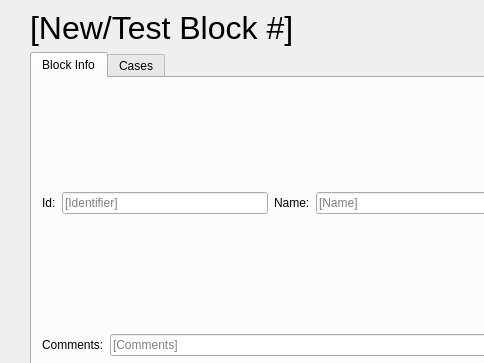
Qt form src/uat_tool/presentation/views/ui/form_block.ui (vazmasero/UAT-Tool) before a commit; both pictures show x 0 to 484 and y 0 to 363 of the 717 by 511 pixel window.
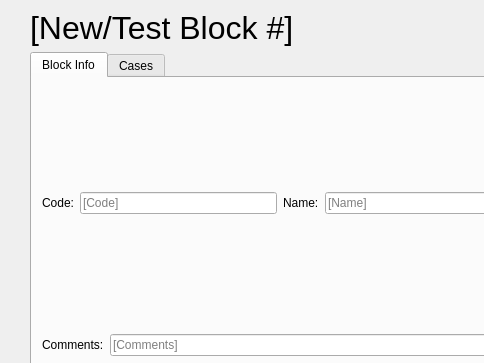
The same form after that commit.

Diff of the .ui file:
```diff
--- a/src/uat_tool/presentation/views/ui/form_block.ui
+++ b/src/uat_tool/presentation/views/ui/form_block.ui
@@ -74,14 +74,14 @@
          <item>
           <widget class="QLabel" name="lbl_identification">
            <property name="text">
-            <string>Id:</string>
+            <string>Code:</string>
            </property>
           </widget>
          </item>
          <item>
           <widget class="QLineEdit" name="le_identification">
            <property name="placeholderText">
-            <string>[Identifier]</string>
+            <string>[Code]</string>
            </property>
           </widget>
          </item>
```
